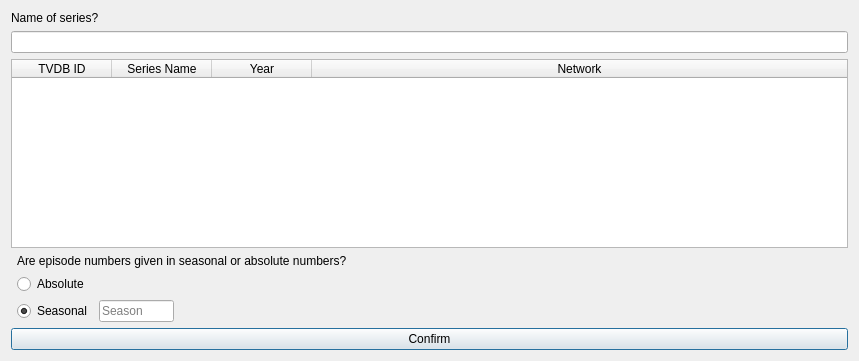
Above: SeriesSelection.ui from rarepi/QAnime3 before the change. Below: the same form after it.
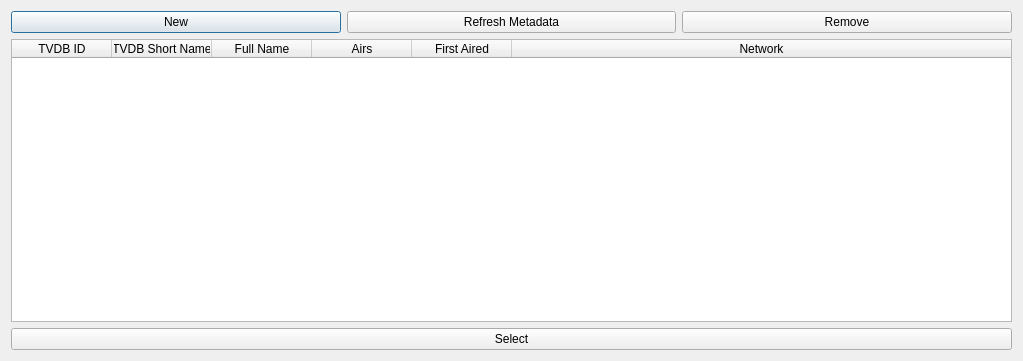
That is the form after the change.

Commit message: New series selection UI Adjusted Series Metadata Class accordingly

```diff
--- a/SeriesSelection.ui
+++ b/SeriesSelection.ui
@@ -6,7 +6,7 @@
    <rect>
     <x>0</x>
     <y>0</y>
-    <width>859</width>
+    <width>1023</width>
     <height>361</height>
    </rect>
   </property>
@@ -24,20 +24,29 @@
   </property>
   <layout class="QVBoxLayout" name="verticalLayout">
    <item>
-    <widget class="QLabel" name="labelName">
-     <property name="sizePolicy">
-      <sizepolicy hsizetype="Preferred" vsizetype="Fixed">
-       <horstretch>0</horstretch>
-       <verstretch>0</verstretch>
-      </sizepolicy>
-     </property>
-     <property name="text">
-      <string>Name of series?</string>
-     </property>
-    </widget>
-   </item>
-   <item>
-    <widget class="QLineEdit" name="inputName"/>
+    <layout class="QHBoxLayout" name="horizontalLayout">
+     <item>
+      <widget class="QPushButton" name="buttonAdd">
+       <property name="text">
+        <string>New</string>
+       </property>
+      </widget>
+     </item>
+     <item>
+      <widget class="QPushButton" name="buttonRefresh">
+       <property name="text">
+        <string>Refresh Metadata</string>
+       </property>
+      </widget>
+     </item>
+     <item>
+      <widget class="QPushButton" name="buttonDelete">
+       <property name="text">
+        <string>Remove</string>
+       </property>
+      </widget>
+     </item>
+    </layout>
    </item>
    <item>
     <widget class="QTableWidget" name="tableResults">
@@ -78,12 +87,22 @@
      </column>
      <column>
       <property name="text">
-       <string>Series Name</string>
+       <string>TVDB Short Name</string>
       </property>
      </column>
      <column>
       <property name="text">
-       <string>Year</string>
+       <string>Full Name</string>
+      </property>
+     </column>
+     <column>
+      <property name="text">
+       <string>Airs</string>
+      </property>
+     </column>
+     <column>
+      <property name="text">
+       <string>First Aired</string>
       </property>
      </column>
      <column>
@@ -94,89 +113,9 @@
     </widget>
    </item>
    <item>
-    <layout class="QFormLayout" name="formLayout">
-     <property name="fieldGrowthPolicy">
-      <enum>QFormLayout::AllNonFixedFieldsGrow</enum>
-     </property>
-     <property name="rowWrapPolicy">
-      <enum>QFormLayout::DontWrapRows</enum>
-     </property>
-     <property name="formAlignment">
-      <set>Qt::AlignLeading|Qt::AlignLeft|Qt::AlignVCenter</set>
-     </property>
-     <property name="horizontalSpacing">
-      <number>6</number>
-     </property>
-     <property name="verticalSpacing">
-      <number>6</number>
-     </property>
-     <property name="leftMargin">
-      <number>6</number>
-     </property>
-     <property name="rightMargin">
-      <number>6</number>
-     </property>
-     <item row="1" column="0" colspan="2">
-      <widget class="QLabel" name="labelSeasonalOrAbsolute">
-       <property name="text">
-        <string>Are episode numbers given in seasonal or absolute numbers?</string>
-       </property>
-      </widget>
-     </item>
-     <item row="2" column="0" colspan="2">
-      <widget class="QRadioButton" name="radioAbsolute">
-       <property name="sizePolicy">
-        <sizepolicy hsizetype="Fixed" vsizetype="Expanding">
-         <horstretch>0</horstretch>
-         <verstretch>0</verstretch>
-        </sizepolicy>
-       </property>
-       <property name="text">
-        <string>Absolute</string>
-       </property>
-      </widget>
-     </item>
-     <item row="3" column="0">
-      <widget class="QRadioButton" name="radioSeasonal">
-       <property name="sizePolicy">
-        <sizepolicy hsizetype="Fixed" vsizetype="Expanding">
-         <horstretch>0</horstretch>
-         <verstretch>0</verstretch>
-        </sizepolicy>
-       </property>
-       <property name="text">
-        <string>Seasonal</string>
-       </property>
-       <property name="checked">
-        <bool>true</bool>
-       </property>
-      </widget>
-     </item>
-     <item row="3" column="1">
-      <widget class="QLineEdit" name="inputSeason">
-       <property name="sizePolicy">
-        <sizepolicy hsizetype="Expanding" vsizetype="Expanding">
-         <horstretch>0</horstretch>
-         <verstretch>0</verstretch>
-        </sizepolicy>
-       </property>
-       <property name="maximumSize">
-        <size>
-         <width>75</width>
-         <height>16777215</height>
-        </size>
-       </property>
-       <property name="placeholderText">
-        <string>Season</string>
-       </property>
-      </widget>
-     </item>
-    </layout>
-   </item>
-   <item>
-    <widget class="QPushButton" name="buttonConfirm">
+    <widget class="QPushButton" name="buttonSelect">
      <property name="text">
-      <string>Confirm</string>
+      <string>Select</string>
      </property>
     </widget>
    </item>
```
The commit also changes 1 other file.
